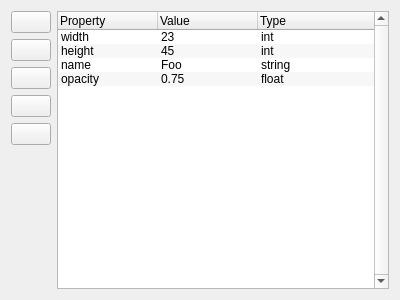
Before: the Qt Designer form src/gui/properties/properties_widget.ui in albin-johansson/tactile, drawn with Qt 5.
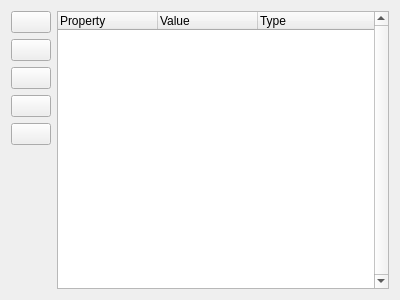
After: the same form once the commit is applied. Icons and pictures are not drawn.

```diff
--- a/src/gui/properties/properties_widget.ui
+++ b/src/gui/properties/properties_widget.ui
@@ -162,50 +162,6 @@
           <normaloff>:/resources/icons/icons8/color/64/category.png</normaloff>:/resources/icons/icons8/color/64/category.png</iconset>
         </property>
        </column>
-       <item>
-        <property name="text">
-         <string>width</string>
-        </property>
-        <property name="text">
-         <string>23</string>
-        </property>
-        <property name="text">
-         <string>int</string>
-        </property>
-       </item>
-       <item>
-        <property name="text">
-         <string>height</string>
-        </property>
-        <property name="text">
-         <string>45</string>
-        </property>
-        <property name="text">
-         <string>int</string>
-        </property>
-       </item>
-       <item>
-        <property name="text">
-         <string>name</string>
-        </property>
-        <property name="text">
-         <string>Foo</string>
-        </property>
-        <property name="text">
-         <string>string</string>
-        </property>
-       </item>
-       <item>
-        <property name="text">
-         <string>opacity</string>
-        </property>
-        <property name="text">
-         <string>0.75</string>
-        </property>
-        <property name="text">
-         <string>float</string>
-        </property>
-       </item>
       </widget>
      </item>
     </layout>
```
